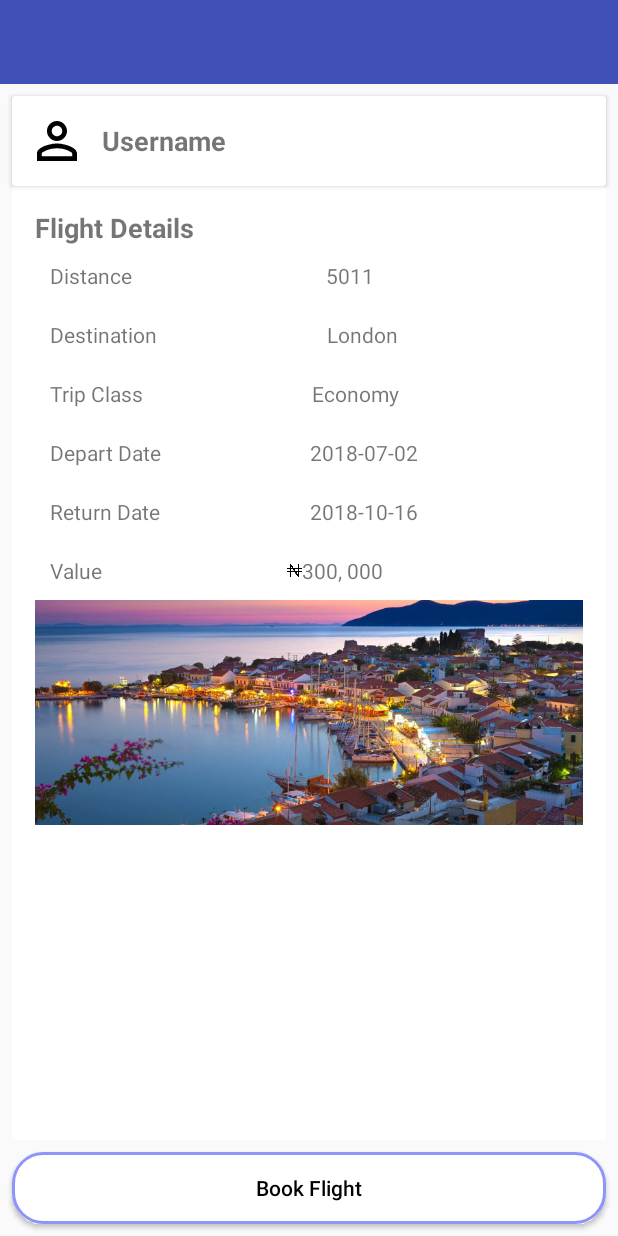
After one commit to roufy235/Travel-Booking-App, an Android app: the layout activity_flight_details.xml on its own in the app's theme, with its tools: preview values and no code run, on a phone screen of 412 x 824 dp. The commit adds this screen. Run offline under Robolectric (Android 15) with nearby library versions, the phone set to English and light mode, and no system bars; network calls fail.

Commit message:
seventh evening commit

```diff
--- a/app/src/main/java/com/example/roufy235/travel/Controllers/PlaneActivity.kt
+++ b/app/src/main/java/com/example/roufy235/travel/Controllers/PlaneActivity.kt
@@ -189,6 +189,7 @@ class PlaneActivity : AppCompatActivity() {
             intent.putExtra("trip", lastChecked)
             intent.putExtra("from", flightFrom)
             intent.putExtra("location", destination)
+            intent.putExtra("explore", false)
             intent.putExtra("passengerClass", passengerClass)
 
             var location : String = ""
@@ -216,7 +217,7 @@ class PlaneActivity : AppCompatActivity() {
                 "Paris, France" -> {
                     destinationLocal = "PAR"
                 }
-                "Dubai, United Arab Emirates" -> {
+                "explore" -> {
                     destinationLocal = "DXB"
                 }
             }
@@ -228,7 +229,7 @@ class PlaneActivity : AppCompatActivity() {
                     searchFlightProgressDialog.visibility = View.INVISIBLE
                     startActivity(intent)
                     Bungee.fade(this)
-                    Toast.makeText(this, "success", Toast.LENGTH_SHORT).show()
+                    //Toast.makeText(this, "success", Toast.LENGTH_SHORT).show()
                     searchFlightsBtn.isEnabled = true
 
                 } else {
--- /dev/null
+++ b/app/src/main/java/com/example/roufy235/travel/Model/FlightDetailsHolder.kt
@@ -0,0 +1,3 @@
+package com.example.roufy235.travel.Model
+
+data class FlightDetailsHolder(val distance : String, val departDate : String, val returnDate : String, val value : String)
--- a/app/src/main/java/com/example/roufy235/travel/Services/DataServices.kt
+++ b/app/src/main/java/com/example/roufy235/travel/Services/DataServices.kt
@@ -1,6 +1,7 @@
 package com.example.roufy235.travel.Services
 
 import com.example.roufy235.travel.Model.ExploreListModel
+import com.example.roufy235.travel.Model.FlightDetailsHolder
 import com.example.roufy235.travel.Model.FlightsResultModel
 
 object DataServices {
@@ -10,4 +11,9 @@ object DataServices {
 
 
     val exploreList  = ArrayList<ExploreListModel>()
+
+
+    val saveAllFlightResult = ArrayList<FlightDetailsHolder>()
+
+
 }
--- /dev/null
+++ b/app/src/main/res/layout/activity_flight_details.xml
@@ -0,0 +1,260 @@
+<?xml version="1.0" encoding="utf-8"?>
+<android.support.constraint.ConstraintLayout xmlns:android="http://schemas.android.com/apk/res/android"
+    xmlns:app="http://schemas.android.com/apk/res-auto"
+    xmlns:tools="http://schemas.android.com/tools"
+    android:layout_width="match_parent"
+    android:layout_height="match_parent"
+    tools:context=".Controllers.FlightDetailsActivity">
+
+
+    <android.support.v7.widget.Toolbar
+        android:layout_width="match_parent"
+        android:background="@color/colorPrimary"
+        android:id="@+id/toolbar"
+        app:contentInsetStart="0dp"
+        android:theme="@style/ThemeOverlay.AppCompat.Dark.ActionBar"
+        app:contentInsetLeft="0dp"
+        app:contentInsetStartWithNavigation="0dp"
+        android:layout_height="?attr/actionBarSize">
+
+    </android.support.v7.widget.Toolbar>
+
+
+    <android.support.v7.widget.CardView
+        android:id="@+id/cardView2"
+        android:layout_width="match_parent"
+        android:layout_height="wrap_content"
+        android:layout_marginEnd="8dp"
+        android:layout_marginStart="8dp"
+        android:layout_marginTop="8dp"
+        android:background="@color/white"
+        app:cardElevation="2dp"
+        app:layout_constraintEnd_toEndOf="parent"
+        app:layout_constraintStart_toStartOf="parent"
+        app:layout_constraintTop_toBottomOf="@+id/toolbar">
+
+        <LinearLayout
+            android:layout_width="match_parent"
+            android:layout_height="wrap_content"
+            android:orientation="horizontal"
+            android:padding="10dp">
+
+            <ImageView
+                android:id="@+id/imageView12"
+                android:layout_width="40dp"
+                android:layout_height="40dp"
+                android:layout_marginEnd="10dp"
+                android:layout_weight="0"
+                android:scaleType="centerCrop"
+                app:srcCompat="@drawable/ic_perm_identity_black_24dp" />
+
+            <TextView
+                android:id="@+id/flightDetailsUsername"
+                android:layout_width="wrap_content"
+                android:layout_height="wrap_content"
+                android:layout_gravity="center_vertical"
+                android:layout_weight="1"
+                android:fontFamily="sans-serif"
+                android:textSize="18sp"
+                android:textStyle="bold"
+                tools:text="Username" />
+        </LinearLayout>
+
+    </android.support.v7.widget.CardView>
+
+
+    <android.support.v7.widget.CardView
+        android:layout_width="match_parent"
+        android:layout_height="0dp"
+        android:layout_marginBottom="8dp"
+        android:layout_marginEnd="8dp"
+        android:layout_marginStart="8dp"
+        app:cardElevation="1dp"
+        app:layout_constraintBottom_toTopOf="@+id/button"
+        app:layout_constraintEnd_toEndOf="parent"
+        app:layout_constraintStart_toStartOf="parent"
+        app:layout_constraintTop_toBottomOf="@+id/cardView2">
+
+
+        <ScrollView
+            android:layout_width="match_parent"
+            android:layout_height="match_parent">
+
+            <LinearLayout
+                android:layout_width="match_parent"
+                android:padding="15dp"
+                android:layout_height="wrap_content"
+                android:orientation="vertical">
+
+
+
+                <TextView
+                    android:id="@+id/textView3"
+                    android:layout_width="match_parent"
+                    android:layout_height="wrap_content"
+                    android:text="Flight Details"
+                    android:textSize="18sp"
+                    android:textStyle="bold" />
+
+                <LinearLayout
+                    android:layout_width="match_parent"
+                    android:padding="10dp"
+                    android:layout_height="wrap_content"
+                    android:orientation="horizontal">
+
+                    <TextView
+                        android:layout_width="wrap_content"
+                        android:layout_height="wrap_content"
+                        android:layout_weight="1"
+                        android:text="Distance" />
+
+                    <TextView
+                        android:id="@+id/distance"
+                        android:layout_width="wrap_content"
+                        android:layout_height="wrap_content"
+                        android:layout_weight="1"
+                        tools:text="5011" />
+                </LinearLayout>
+
+                <LinearLayout
+                    android:layout_width="match_parent"
+                    android:padding="10dp"
+                    android:layout_height="wrap_content"
+                    android:orientation="horizontal">
+
+                    <TextView
+                        android:layout_width="wrap_content"
+                        android:layout_height="wrap_content"
+                        android:layout_weight="1"
+                        android:text="Destination" />
+
+                    <TextView
+                        android:id="@+id/destinationForFlightDetails"
+                        android:layout_width="wrap_content"
+                        android:layout_height="wrap_content"
+                        android:layout_weight="1"
+                        tools:text="London" />
+                </LinearLayout>
+                <LinearLayout
+                    android:layout_width="match_parent"
+                    android:padding="10dp"
+                    android:layout_height="wrap_content"
+                    android:orientation="horizontal">
+
+                    <TextView
+                        android:layout_width="wrap_content"
+                        android:layout_height="wrap_content"
+                        android:layout_weight="1"
+                        android:text="Trip Class" />
+
+                    <TextView
+                        android:id="@+id/trip_class"
+                        android:layout_width="wrap_content"
+                        android:layout_height="wrap_content"
+                        android:layout_weight="1"
+                        tools:text="Economy" />
+                </LinearLayout>
+                <LinearLayout
+                    android:layout_width="match_parent"
+                    android:padding="10dp"
+                    android:layout_height="wrap_content"
+                    android:orientation="horizontal">
+
+                    <TextView
+                        android:layout_width="wrap_content"
+                        android:layout_height="wrap_content"
+                        android:layout_weight="1"
+                        android:text="Depart Date" />
+
+                    <TextView
+                        android:id="@+id/depart_date"
+                        android:layout_width="wrap_content"
+                        android:layout_height="wrap_content"
+                        android:layout_weight="1"
+                        tools:text="2018-07-02" />
+                </LinearLayout>
+
+                <LinearLayout
+                    android:layout_width="match_parent"
+                    android:padding="10dp"
+                    android:layout_height="wrap_content"
+                    android:orientation="horizontal">
+
+                    <TextView
+                        android:layout_width="wrap_content"
+                        android:layout_height="wrap_content"
+                        android:layout_weight="1"
+                        android:text="Return Date" />
+
+                    <TextView
+                        android:id="@+id/return_date"
+                        android:layout_width="wrap_content"
+                        android:layout_height="wrap_content"
+                        android:layout_weight="1"
+                        tools:text="2018-10-16" />
+                </LinearLayout>
+
+                <LinearLayout
+                    android:layout_width="match_parent"
+                    android:padding="10dp"
+                    android:layout_height="wrap_content"
+                    android:orientation="horizontal">
+
+                    <TextView
+                        android:layout_width="wrap_content"
+                        android:layout_height="wrap_content"
+                        android:layout_weight="1"
+                        android:text="Value" />
+
+                    <ImageView
+                        android:id="@+id/imageView14"
+                        android:layout_width="10dp"
+                        android:layout_gravity="center_vertical"
+                        android:layout_height="10dp"
+                        android:layout_weight="0"
+                        app:srcCompat="@drawable/naira" />
+
+                    <TextView
+                        android:id="@+id/value"
+                        android:layout_width="wrap_content"
+                        android:layout_height="wrap_content"
+                        android:layout_weight="1"
+                        tools:text="300, 000" />
+
+
+                </LinearLayout>
+
+
+                <ImageView
+                    android:id="@+id/destinationImage"
+                    android:layout_width="match_parent"
+                    android:layout_height="150dp"
+                    android:scaleType="centerCrop"
+                    app:srcCompat="@drawable/greece" />
+            </LinearLayout>
+
+
+
+        </ScrollView>
+
+
+
+    </android.support.v7.widget.CardView>
+
+
+    <Button
+        android:id="@+id/button"
+        android:layout_width="0dp"
+        android:layout_height="wrap_content"
+        android:layout_marginBottom="8dp"
+        android:layout_marginEnd="8dp"
+        android:layout_marginStart="8dp"
+        android:background="@drawable/btn_border_gradient"
+        android:text="Book Flight"
+        android:textAllCaps="false"
+        android:textColor="@android:color/black"
+        app:layout_constraintBottom_toBottomOf="parent"
+        app:layout_constraintEnd_toEndOf="parent"
+        app:layout_constraintStart_toStartOf="parent" />
+
+</android.support.constraint.ConstraintLayout>
```
Also changed, not shown: app/src/main/AndroidManifest.xml (+6 -3 lines), app/src/main/java/com/example/roufy235/travel/Adapters/FlightsResultRecyclerAdapter.kt (+7 -3 lines), app/src/main/java/com/example/roufy235/travel/Controllers/FlightDetailsActivity.kt (added, +112 -0 lines), app/src/main/java/com/example/roufy235/travel/Controllers/FlightsResultActivity.kt (+77 -15 lines), app/src/main/java/com/example/roufy235/travel/Fragments/Explore.kt (+11 -5 lines), app/src/main/java/com/example/roufy235/travel/Services/VolleyDataServices.kt (+8 -0 lines), app/src/main/res/layout/activity_flights_result.xml (+36 -1 lines), app/src/main/res/drawable-hdpi/naira.png (added), app/src/main/res/drawable-ldpi/naira.png (added), app/src/main/res/drawable-mdpi/naira.png (added), app/src/main/res/drawable-xhdpi/naira.png (added), app/src/main/res/drawable-xxhdpi/naira.png (added), app/src/main/res/drawable-xxxhdpi/naira.png (added).
